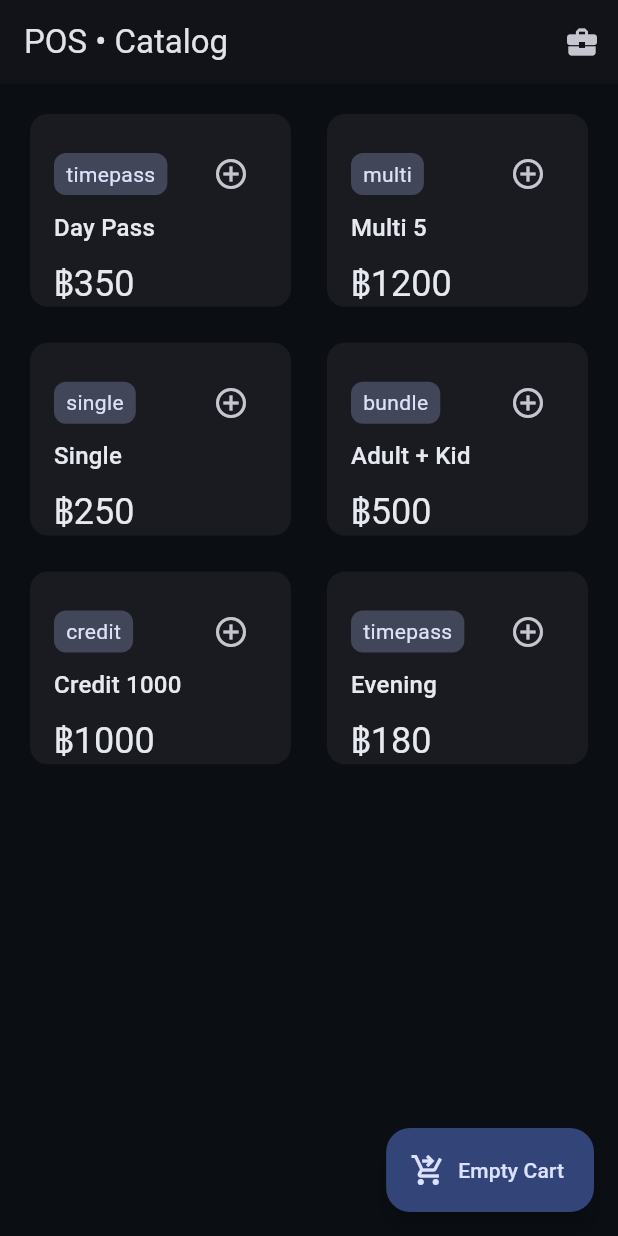
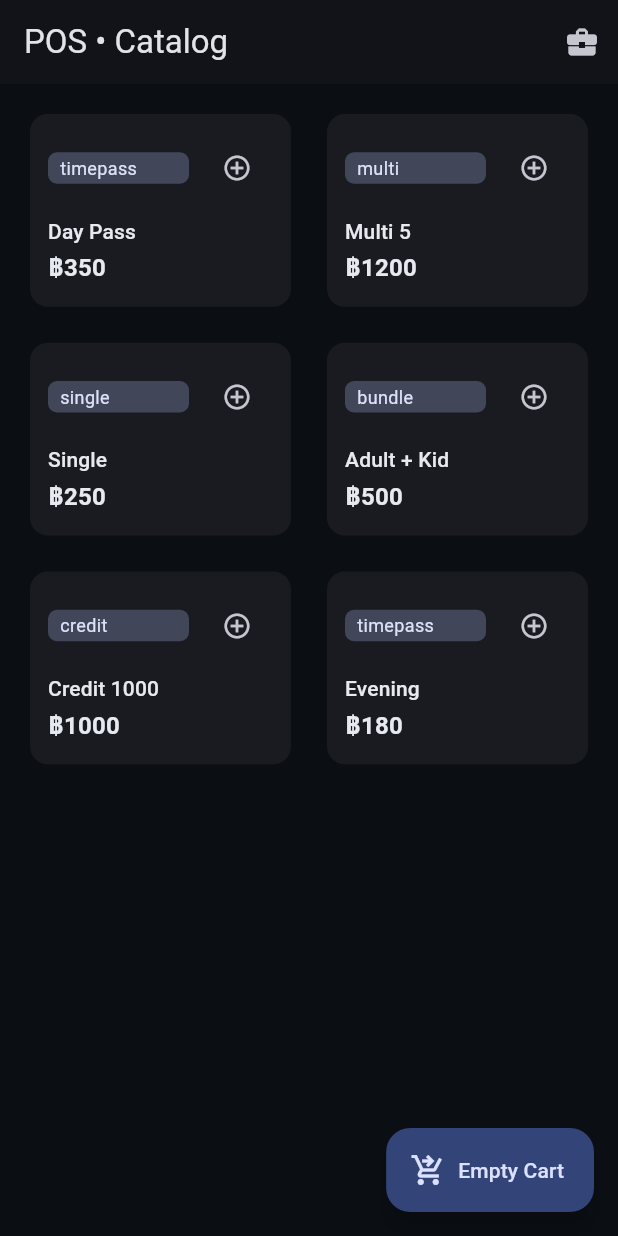
Before and after one commit to srekam/posPlayground, a Flutter app: the screen it shows after launch, on a phone screen of 412 x 824 dp. Run offline on Flutter 3.47's test engine with Material 3 defaults, Android fonts, the phone set to English and light mode, and no system bars; our stand-ins replace flutter_hooks, go_router, hooks_riverpod, qr_flutter; missing offline and left inert: mobile_scanner.

Commit message:
🎉 Version 0.1 Beta - Complete POS System Ready for Testing
✅ Core Features Implemented:
- Complete POS catalog with package management
- Shopping cart with real-time updates
- Checkout flow with multiple payment methods
- Receipt generation with QR codes
- Gate scanning system with validation
- Shift management and reporting
- Role-based approval system

✅ UI/UX Improvements:
- Fixed navigation issues and red alert errors
- Resolved layout overflow problems
- Added confirmation dialogs for critical actions
- Implemented responsive design for tablets/phones
- Material 3 dark theme with custom design tokens

✅ Technical Fixes:
- Fixed New Sale button navigation
- Resolved cart add/remove functionality
- Fixed RenderFlex overflow issues
- Improved navigation timing and stability
- Added proper error handling

✅ Ready for Beta Testing:
- All core POS workflows functional
- Cross-platform support (Android, iOS, Web, Desktop)
- Mock data and services for testing
- Complete user journey from catalog to receipt
- Professional UI suitable for production use

🚀 Test the complete flow:
1. Browse packages → Add to cart
2. Checkout → Select payment method
3. Process payment → Generate receipt
4. New Sale → Start fresh transaction
5. Gate scanning → Validate tickets

Version: 0.1.0-beta
Status: Ready for Production Testing

```diff
--- a/lib/features/checkout/checkout_screen.dart
+++ b/lib/features/checkout/checkout_screen.dart
@@ -170,7 +170,7 @@ class CheckoutScreen extends HookConsumerWidget {
       Navigator.of(context).pop();
 
       // Navigate to receipt
-      Navigator.of(context).pushReplacement(
+      Navigator.of(context).push(
         MaterialPageRoute(
           builder: (_) => ReceiptScreen(payment: payment, tickets: tickets),
         ),
--- a/lib/features/pos/pos_catalog_screen.dart
+++ b/lib/features/pos/pos_catalog_screen.dart
@@ -107,38 +107,64 @@ class _PackageCard extends HookConsumerWidget {
     return Card(
       elevation: 0,
       child: Padding(
-        padding: const EdgeInsets.all(Spacing.md),
+        padding: const EdgeInsets.all(Spacing.sm),
         child: Column(
           crossAxisAlignment: CrossAxisAlignment.start,
+          mainAxisSize: MainAxisSize.min,
           children: [
             Row(
               children: [
-                Container(
-                  padding: const EdgeInsets.symmetric(horizontal: Spacing.xs, vertical: Spacing.xxs),
-                  decoration: BoxDecoration(
-                    color: cs.secondaryContainer,
-                    borderRadius: BorderRadius.circular(8),
+                Expanded(
+                  child: Container(
+                    padding: const EdgeInsets.symmetric(horizontal: Spacing.xs, vertical: 2),
+                    decoration: BoxDecoration(
+                      color: cs.secondaryContainer,
+                      borderRadius: BorderRadius.circular(6),
+                    ),
+                    child: Text(
+                      package.type,
+                      style: TextStyle(
+                        color: cs.onSecondaryContainer,
+                        fontSize: 12,
+                      ),
+                      overflow: TextOverflow.ellipsis,
+                    ),
                   ),
-                  child: Text(package.type, style: TextStyle(color: cs.onSecondaryContainer)),
                 ),
-                const Spacer(),
+                const SizedBox(width: Spacing.xs),
                 if (qty > 0) ...[
                   IconButton(
                     onPressed: () => cartNotifier.updateLineQty(package.id, qty - 1),
-                    icon: const Icon(Icons.remove_circle_outline),
+                    icon: const Icon(Icons.remove_circle_outline, size: 20),
+                    constraints: const BoxConstraints(minWidth: 28, minHeight: 28),
+                    padding: EdgeInsets.zero,
                   ),
-                  Text('$qty'),
+                  Text('$qty', style: const TextStyle(fontSize: 14)),
                 ],
                 IconButton(
                   onPressed: () => cartNotifier.addPackage(package),
-                  icon: const Icon(Icons.add_circle_outline),
+                  icon: const Icon(Icons.add_circle_outline, size: 20),
+                  constraints: const BoxConstraints(minWidth: 28, minHeight: 28),
+                  padding: EdgeInsets.zero,
                 ),
               ],
             ),
-            const Spacer(),
-            Text(package.name, style: Theme.of(context).textTheme.titleMedium),
             const SizedBox(height: Spacing.xs),
-            Text(package.priceText, style: Theme.of(context).textTheme.headlineSmall),
+            Text(
+              package.name,
+              style: Theme.of(context).textTheme.titleSmall,
+              maxLines: 1,
+              overflow: TextOverflow.ellipsis,
+            ),
+            const SizedBox(height: 2),
+            Text(
+              package.priceText,
+              style: Theme.of(context).textTheme.titleMedium?.copyWith(
+                fontWeight: FontWeight.bold,
+              ),
+              maxLines: 1,
+              overflow: TextOverflow.ellipsis,
+            ),
           ],
         ),
       ),
--- a/lib/main.dart
+++ b/lib/main.dart
@@ -21,10 +21,6 @@ class App extends StatelessWidget {
               routes: [
                 GoRoute(path: '/pos', builder: (_, __) => const PosCatalogScreen()),
                 GoRoute(path: '/checkout', builder: (_, __) => const CheckoutScreen()),
-                GoRoute(
-                  path: '/receipt',
-                  builder: (_, __) => const Placeholder(), // This route is not used directly
-                ),
                 GoRoute(path: '/gate/scan', builder: (_, __) => const GateScanScreen()),
                 GoRoute(path: '/reports/shifts', builder: (_, __) => const ShiftScreen()),
               ],
```
Also changed, not shown: lib/features/receipt/receipt_screen.dart (+44 -6 lines), pubspec.lock, 2 other files.
